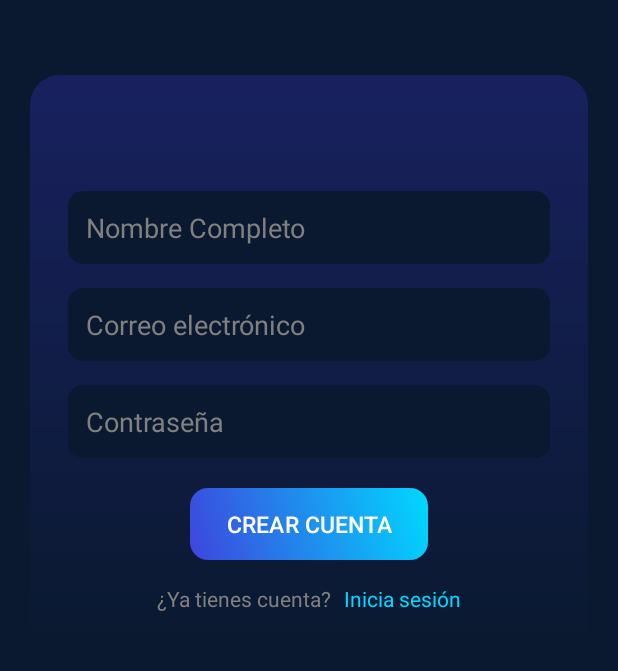
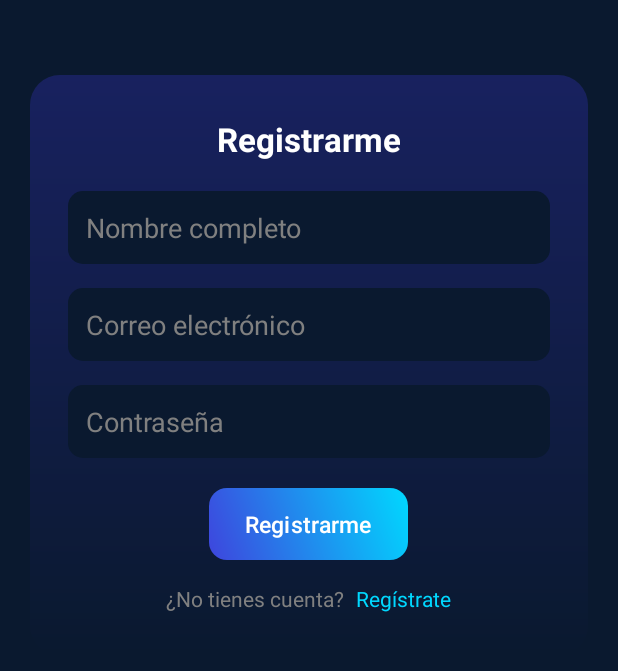
Before and after one commit to lina1salazar/TechNova, an Android app: the RegisterActivity screen opened directly, with no data from a screen before it, on a phone screen of 412 x 824 dp, the part 420-1091 px from its top. Run offline under Robolectric (Android 15) with nearby library versions, the phone set to English and light mode, and no system bars.

Commit message:
Se refactoriza el código y se agregan strings para el registro y perfil

```diff
--- a/app/src/main/res/layout/activity_register.xml
+++ b/app/src/main/res/layout/activity_register.xml
@@ -38,26 +38,23 @@
             android:paddingHorizontal="25dp"
             android:paddingVertical="28dp"
             android:layout_marginTop="50dp"
-            android:layout_marginBottom="35dp"
-            app:layout_constraintTop_toBottomOf="@id/logoRegister"
-            app:layout_constraintStart_toStartOf="parent"
-            app:layout_constraintEnd_toEndOf="parent">
+            android:layout_marginBottom="35dp">
 
-
-        <TextView
+            <TextView
                 android:id="@+id/tvTitle"
                 android:layout_width="wrap_content"
                 android:layout_height="wrap_content"
                 android:textStyle="bold"
                 android:textSize="22sp"
                 android:textColor="@color/tn_white"
+                android:text="@string/btn_register"
                 android:layout_marginBottom="12dp"/>
 
             <EditText
                 android:id="@+id/etName"
                 android:layout_width="match_parent"
                 android:layout_height="wrap_content"
-                android:hint="Nombre Completo"
+                android:hint="@string/hint_name"
                 android:background="@drawable/bg_input"
                 android:textColor="@color/tn_white"
                 android:textColorHint="@color/tn_gray"
@@ -88,19 +85,17 @@
                 android:padding="12dp"
                 android:layout_marginTop="16dp"/>
 
-
             <Button
                 android:id="@+id/btnRegister"
                 android:layout_width="wrap_content"
                 android:layout_height="wrap_content"
-                android:text="CREAR CUENTA"
+                android:text="@string/btn_register"
                 android:textSize="15sp"
                 android:textColor="@color/tn_white"
                 android:background="@drawable/btn_primary"
                 app:backgroundTint="@null"
                 android:layout_marginTop="20dp"
                 android:layout_gravity="center_horizontal"/>
-
 
             <LinearLayout
                 android:layout_width="wrap_content"
@@ -112,7 +107,7 @@
                 <TextView
                     android:layout_width="wrap_content"
                     android:layout_height="wrap_content"
-                    android:text="¿Ya tienes cuenta?"
+                    android:text="@string/login_question"
                     android:textColor="@color/tn_gray"
                     android:layout_marginEnd="8dp"/>
 
@@ -120,7 +115,7 @@
                     android:id="@+id/tvGoLogin"
                     android:layout_width="wrap_content"
                     android:layout_height="wrap_content"
-                    android:text="Inicia sesión"
+                    android:text="@string/login_register"
                     android:textColor="@color/tn_cyan"/>
             </LinearLayout>
 
```
Also changed, not shown: app/src/main/res/layout/fragment_profile.xml (+5 -5 lines), app/src/main/res/values/strings.xml (+20 -0 lines).
